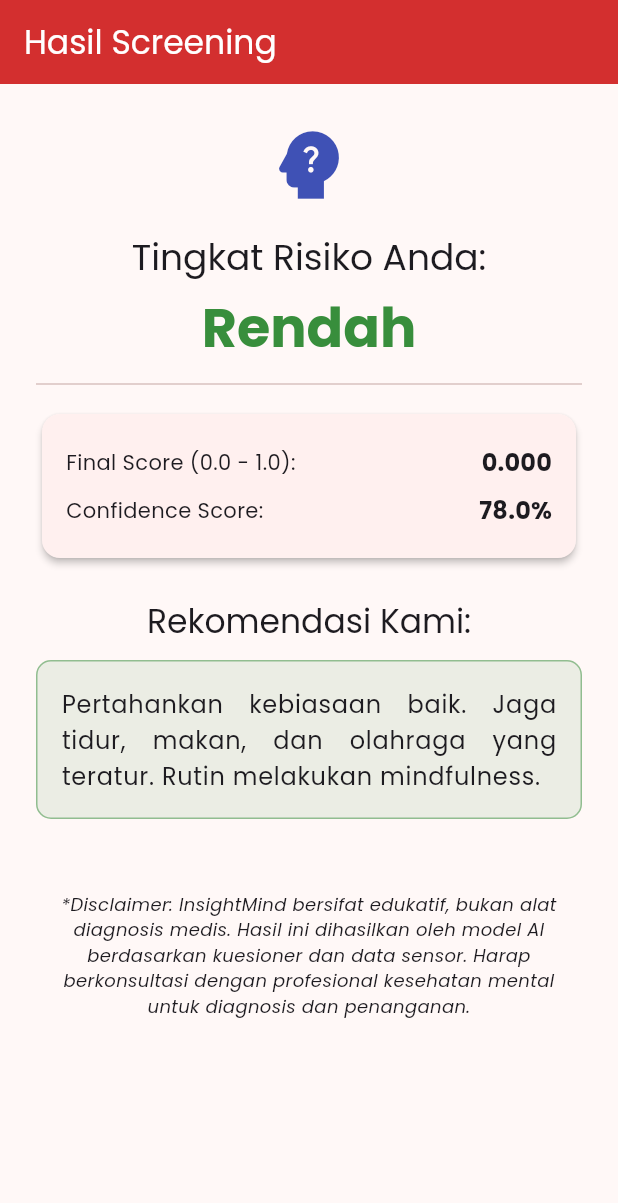
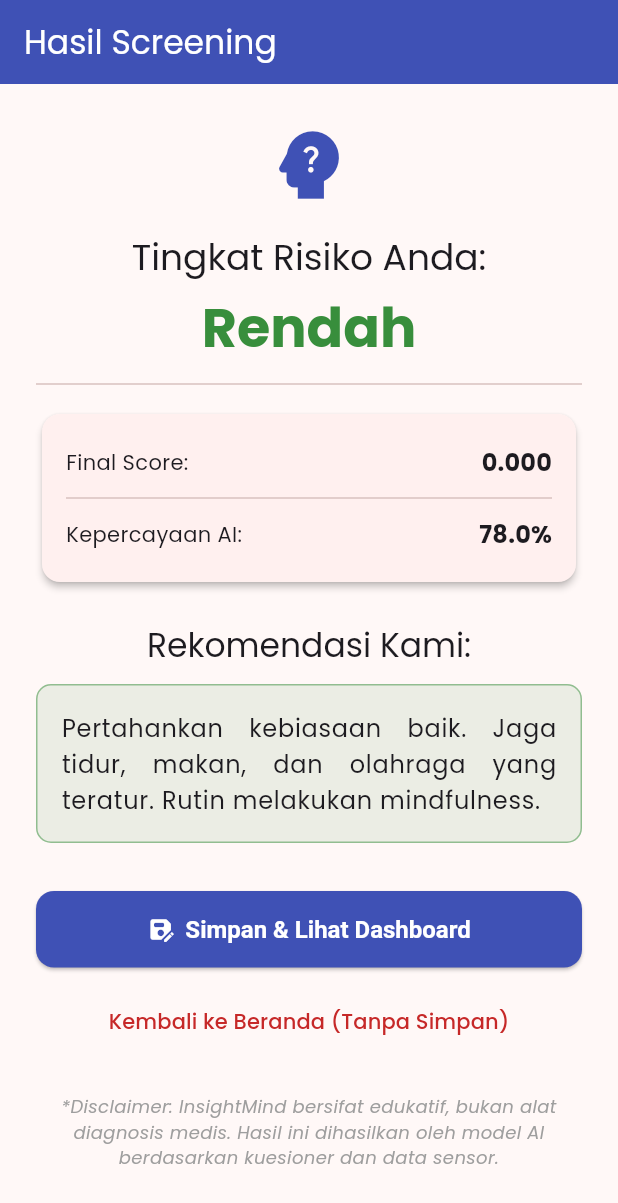
Before and after one commit to rikiandika22/project-insightmind-app, a Flutter app: the ResultPage screen opened directly with empty values, on a phone screen of 412 x 824 dp. Shown: the top 1203 px of the screen. Run offline on Flutter 3.47's test engine with Material 3 defaults, Android fonts, the phone set to English and light mode, and no system bars; our stand-ins replace camera, equatable, fl_chart, flutter_riverpod, google_fonts, hive and 2 more; accounts and stored records are empty.

Commit message:
menyelesaikan fitur grafik analisis dashboard

```diff
--- a/lib/features/insightmind/presentation/pages/result_page.dart
+++ b/lib/features/insightmind/presentation/pages/result_page.dart
@@ -2,24 +2,26 @@
 
 import 'package:flutter/material.dart';
 import 'package:flutter_riverpod/flutter_riverpod.dart';
+import 'package:hive_flutter/hive_flutter.dart'; // [BARU] Untuk database
 
-// Import entitas dan provider yang diperlukan
+// Import entitas dan provider
 import '../../domain/entities/feature_vector.dart';
 import '../../domain/entities/mental_result.dart';
-// Asumsi: resultProvider adalah FutureProvider.family<MentalResult, FeatureVector>
-// Jika Anda tidak menggunakan family, Anda perlu membuat StateProvider<FeatureVector> terpisah
 import '../providers/score_provider.dart';
 
-// [PERBAIKAN KRITIS]: Menerima FeatureVector di Constructor
+// [BARU] Import Model Database & Halaman Analisis
+import '../../data/local/screening_record.dart';
+import 'analisis_page.dart';
+
 class ResultPage extends ConsumerWidget {
-  final FeatureVector featureVector; // Data input dari BiometricPage
+  final FeatureVector featureVector;
 
   const ResultPage({
     super.key,
     required this.featureVector,
   });
 
-  // Fungsi utilitas untuk menentukan rekomendasi berdasarkan level risiko
+  // --- LOGIKA REKOMENDASI & WARNA (Sama seperti sebelumnya) ---
   String _getRecommendation(String riskLevel) {
     switch (riskLevel.toLowerCase()) {
       case 'tinggi':
@@ -29,25 +31,55 @@ class ResultPage extends ConsumerWidget {
       case 'rendah':
         return 'Pertahankan kebiasaan baik. Jaga tidur, makan, dan olahraga yang teratur. Rutin melakukan mindfulness.';
       default:
-        return 'Hasil skrining tidak terdefinisi. Harap hubungi dukungan teknis.';
+        return 'Hasil skrining tidak terdefinisi.';
     }
   }
 
-  // Fungsi utilitas untuk mendapatkan warna berdasarkan level risiko
   Color _getRiskColor(String riskLevel) {
     switch (riskLevel.toLowerCase()) {
-      case 'tinggi':
-        return Colors.red.shade700;
-      case 'sedang':
-        return Colors.orange.shade700;
-      case 'rendah':
-        return Colors.green.shade700;
-      default:
-        return Colors.grey;
+      case 'tinggi': return Colors.red.shade700;
+      case 'sedang': return Colors.orange.shade700;
+      case 'rendah': return Colors.green.shade700;
+      default: return Colors.grey;
     }
   }
 
-  // Konten utama yang akan dibangun setelah data berhasil dimuat
+  // --- [BARU] FUNGSI PENYIMPANAN KE HIVE ---
+  void _saveAndNavigate(BuildContext context, MentalResult result) {
+    // 1. Ambil Box Hive
+    final box = Hive.box<ScreeningRecord>('screening_records');
+
+    // 2. Buat Data Record Baru
+    final newRecord = ScreeningRecord(
+      id: DateTime.now().millisecondsSinceEpoch.toString(),
+      timestamp: DateTime.now(),
+      score: result.score,
+      riskLevel: result.riskLevel,
+      riskMessage: _getRecommendation(result.riskLevel), // Simpan rekomendasi
+      confidence: result.confidence,
+    );
+
+    // 3. Simpan ke Database
+    box.add(newRecord);
+
+    // 4. Feedback Snack Bar
+    ScaffoldMessenger.of(context).showSnackBar(
+      const SnackBar(
+        content: Text("Hasil tersimpan di Riwayat!"),
+        backgroundColor: Colors.indigo,
+        duration: Duration(seconds: 1),
+      ),
+    );
+
+    // 5. Navigasi ke AnalisisPage
+    // Menggunakan pushReplacement agar user tidak back ke result page
+    Navigator.pushReplacement(
+      context,
+      MaterialPageRoute(builder: (context) => const AnalisisPage()),
+    );
+  }
+
+  // --- UI KONTEN ---
   Widget _buildContent(BuildContext context, MentalResult result) {
     final recommendation = _getRecommendation(result.riskLevel);
     final riskColor = _getRiskColor(result.riskLevel);
@@ -60,7 +92,6 @@ class ResultPage extends ConsumerWidget {
           const Icon(Icons.psychology_alt, size: 60, color: Colors.indigo),
           const SizedBox(height: 16),
 
-          // --- Tingkat Risiko ---
           Text(
             'Tingkat Risiko Anda:',
             style: Theme.of(context).textTheme.headlineSmall,
@@ -76,23 +107,24 @@ class ResultPage extends ConsumerWidget {
           ),
           const Divider(height: 32),
 
-          // --- Detail Scoring ---
+          // Detail Scoring
           Card(
             elevation: 2,
+            shape: RoundedRectangleBorder(borderRadius: BorderRadius.circular(12)),
             child: Padding(
               padding: const EdgeInsets.all(16.0),
               child: Column(
-                crossAxisAlignment: CrossAxisAlignment.start,
                 children: [
-                  _buildDetailRow(context, 'Final Score (0.0 - 1.0):', result.score.toStringAsFixed(3)),
-                  _buildDetailRow(context, 'Confidence Score:', '${(result.confidence * 100).toStringAsFixed(1)}%'),
+                  _buildDetailRow(context, 'Final Score:', result.score.toStringAsFixed(3)),
+                  const Divider(),
+                  _buildDetailRow(context, 'Kepercayaan AI:', '${(result.confidence * 100).toStringAsFixed(1)}%'),
                 ],
               ),
             ),
           ),
           const SizedBox(height: 24),
 
-          // --- Rekomendasi ---
+          // Rekomendasi
           Text(
             'Rekomendasi Kami:',
             style: Theme.of(context).textTheme.titleLarge,
@@ -112,11 +144,41 @@ class ResultPage extends ConsumerWidget {
             ),
           ),
 
-          const SizedBox(height: 48),
+          const SizedBox(height: 32),
+
+          // --- [BARU] TOMBOL AKSI SIMPAN ---
+          SizedBox(
+            width: double.infinity,
+            child: ElevatedButton.icon(
+              onPressed: () => _saveAndNavigate(context, result),
+              icon: const Icon(Icons.save_as_rounded),
+              label: const Text("Simpan & Lihat Dashboard"),
+              style: ElevatedButton.styleFrom(
+                backgroundColor: Colors.indigo,
+                foregroundColor: Colors.white,
+                padding: const EdgeInsets.symmetric(vertical: 16),
+                textStyle: const TextStyle(fontSize: 16, fontWeight: FontWeight.bold),
+                shape: RoundedRectangleBorder(
+                  borderRadius: BorderRadius.circular(12),
+                ),
+              ),
+            ),
+          ),
+          const SizedBox(height: 12),
+          // Tombol alternatif kembali ke beranda
+          TextButton(
+             onPressed: () {
+               // Pop sampai halaman pertama (Home)
+               Navigator.of(context).popUntil((route) => route.isFirst);
+             },
+             child: const Text("Kembali ke Beranda (Tanpa Simpan)"),
+          ),
+
+          const SizedBox(height: 24),
           const Text(
-            '*Disclaimer: InsightMind bersifat edukatif, bukan alat diagnosis medis. Hasil ini dihasilkan oleh model AI berdasarkan kuesioner dan data sensor. Harap berkonsultasi dengan profesional kesehatan mental untuk diagnosis dan penanganan.',
+            '*Disclaimer: InsightMind bersifat edukatif, bukan alat diagnosis medis. Hasil ini dihasilkan oleh model AI berdasarkan kuesioner dan data sensor.',
             textAlign: TextAlign.center,
-            style: TextStyle(fontStyle: FontStyle.italic, fontSize: 12),
+            style: TextStyle(fontStyle: FontStyle.italic, fontSize: 12, color: Colors.grey),
           ),
         ],
       ),
@@ -138,36 +200,30 @@ class ResultPage extends ConsumerWidget {
 
   @override
   Widget build(BuildContext context, WidgetRef ref) {
-    // [PERBAIKAN KRITIS]: Memicu resultProvider menggunakan FeatureVector yang diterima
-    // Asumsi: resultProvider di define menggunakan FutureProvider.family
+    // Memanggil provider dengan FeatureVector
     final resultAsync = ref.watch(resultProvider(featureVector));
-    //
 
     return Scaffold(
       appBar: AppBar(
         title: const Text('Hasil Screening'),
-        backgroundColor: Colors.red.shade700,
+        backgroundColor: Colors.indigo,
         foregroundColor: Colors.white,
+        automaticallyImplyLeading: false, // Hilangkan tombol back default agar user pakai tombol bawah
       ),
-      // Menggunakan .when() untuk menangani status asinkron dari FutureProvider
       body: resultAsync.when(
-        // === 1. DATA BERHASIL DIMUAT ===
         data: (result) => _buildContent(context, result),
 
-        // === 2. SEDANG LOADING / PREDIKSI AI BERJALAN ===
         loading: () => const Center(
           child: Column(
             mainAxisAlignment: MainAxisAlignment.center,
             children: [
-              CircularProgressIndicator(color: Colors.indigo), // Tambahkan warna untuk konsistensi
+              CircularProgressIndicator(color: Colors.indigo),
               SizedBox(height: 16),
               Text('Menghitung risiko dengan model AI...', style: TextStyle(color: Colors.indigo)),
-              //
             ],
           ),
         ),
 
-        // === 3. ERROR ===
         error: (err, stack) => Center(
           child: Padding(
             padding: const EdgeInsets.all(24.0),
@@ -176,8 +232,13 @@ class ResultPage extends ConsumerWidget {
               children: [
                 const Icon(Icons.error_outline, color: Colors.red, size: 48),
                 const SizedBox(height: 16),
-                const Text('Terjadi kesalahan saat menghitung hasil:', textAlign: TextAlign.center, style: TextStyle(fontWeight: FontWeight.bold)),
+                const Text('Terjadi kesalahan:', textAlign: TextAlign.center, style: TextStyle(fontWeight: FontWeight.bold)),
                 Text(err.toString(), textAlign: TextAlign.center),
+                const SizedBox(height: 16),
+                ElevatedButton(
+                  onPressed: () => Navigator.pop(context),
+                  child: const Text("Kembali"),
+                )
               ],
             ),
           ),
--- a/lib/main.dart
+++ b/lib/main.dart
@@ -7,6 +7,7 @@ import 'package:hive_flutter/hive_flutter.dart';
 import 'features/insightmind/presentation/pages/home_page.dart';
 import 'features/insightmind/presentation/pages/history_page.dart';
 import 'package:intl/date_symbol_data_local.dart';
+import 'package:intl/date_symbol_data_local.dart';
 
 // Import model dan adapter yang baru dibuat
 import 'features/insightmind/data/local/screening_record.dart';
@@ -15,6 +16,7 @@ import 'features/insightmind/data/local/screening_record.dart';
 Future<void> main() async {
   // [BARU] Pastikan Flutter siap
   WidgetsFlutterBinding.ensureInitialized();
+  await initializeDateFormatting('id_ID', null);
 
   // [BARU] Inisialisasi Hive
   await Hive.initFlutter();
--- a/pubspec.yaml
+++ b/pubspec.yaml
@@ -33,6 +33,7 @@ dependencies:
   # Tambahkan ini untuk membuat Entitas (MentalResult, FeatureVector) menjadi immutable
   freezed_annotation: ^2.4.1
   equatable: ^2.0.5
+  fl_chart: ^1.1.1
 
 dev_dependencies:
   flutter_test:
```
Also changed, not shown: lib/features/insightmind/presentation/pages/analisis_page.dart (added, +350 -0 lines), lib/features/insightmind/presentation/pages/home_page.dart (+54 -10 lines), pubspec.lock.
